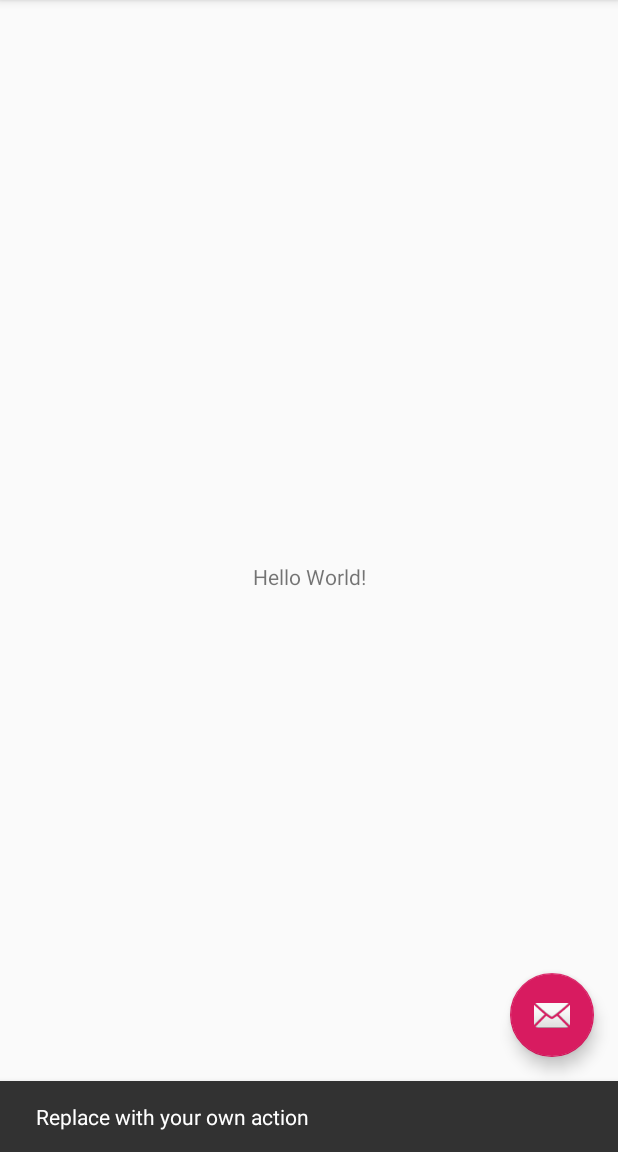
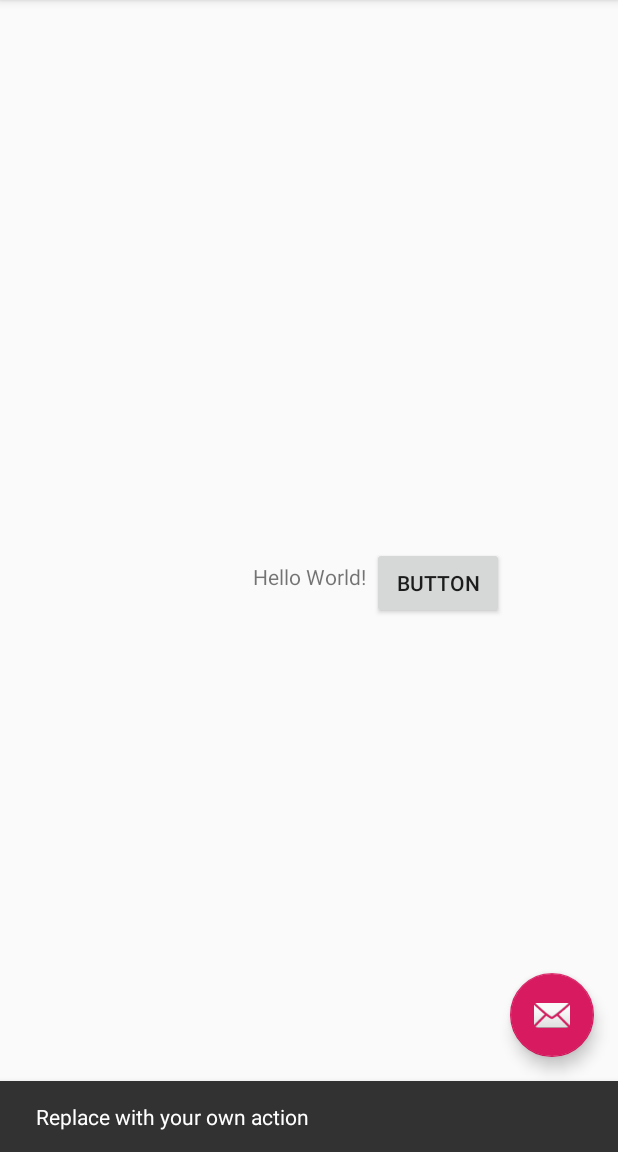
Before and after one commit to BSam98/PruebaGitHub, an Android app: the screen it shows after launch (MainActivity), after a tap on an icon or button, on a phone screen of 412 x 824 dp, the part 84-1236 px from its top. Run offline under Robolectric (Android 15) with nearby library versions, the phone set to English and light mode, and no system bars.

Commit message:
Se agrego un boton

```diff
--- a/app/src/main/res/layout/content_main.xml
+++ b/app/src/main/res/layout/content_main.xml
@@ -9,6 +9,7 @@
     tools:showIn="@layout/activity_main">
 
     <TextView
+        android:id="@+id/textView"
         android:layout_width="wrap_content"
         android:layout_height="wrap_content"
         android:text="Hello World!"
@@ -17,4 +18,18 @@
         app:layout_constraintRight_toRightOf="parent"
         app:layout_constraintTop_toTopOf="parent" />
 
+    <Button
+        android:id="@+id/button"
+        android:layout_width="wrap_content"
+        android:layout_height="wrap_content"
+        android:layout_marginStart="3dp"
+        android:layout_marginTop="318dp"
+        android:layout_marginEnd="76dp"
+        android:layout_marginBottom="309dp"
+        android:text="Button"
+        app:layout_constraintBottom_toBottomOf="parent"
+        app:layout_constraintEnd_toEndOf="parent"
+        app:layout_constraintStart_toEndOf="@+id/textView"
+        app:layout_constraintTop_toTopOf="parent" />
+
 </androidx.constraintlayout.widget.ConstraintLayout>
```
